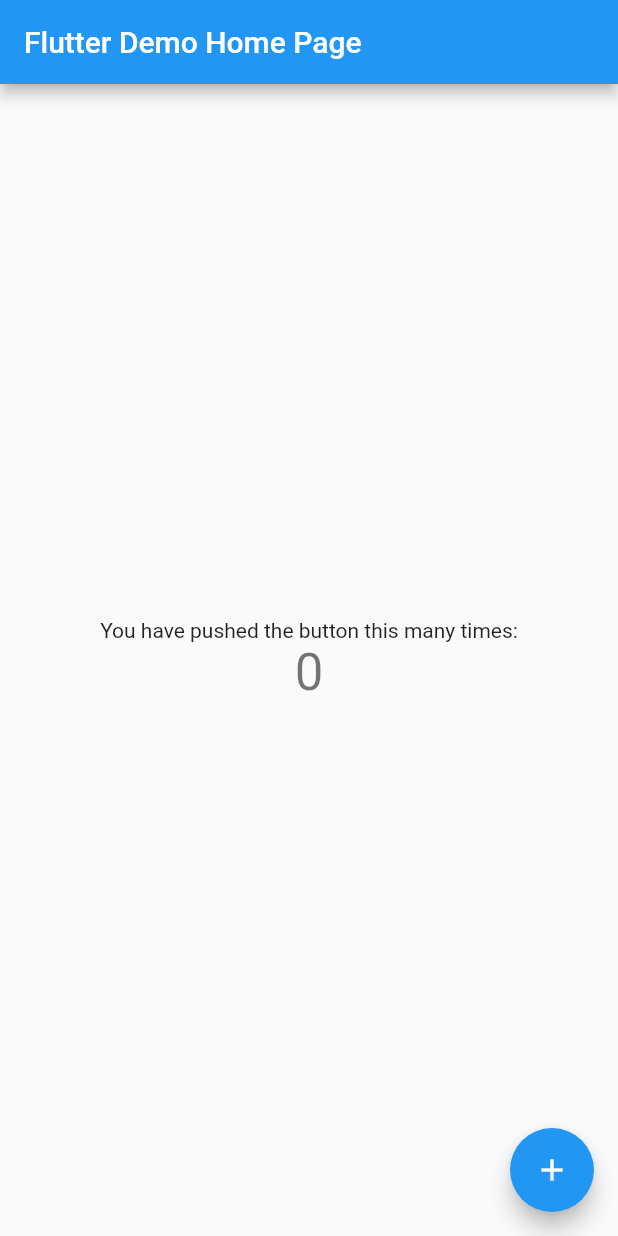
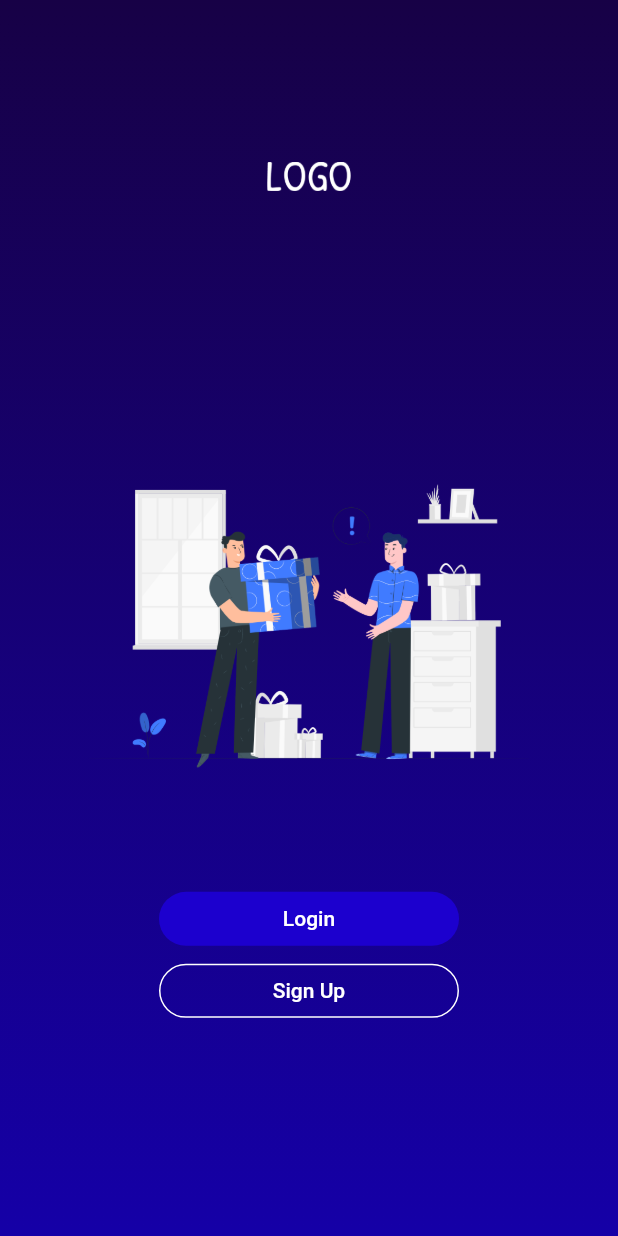
Before and after one commit to marcoleonardini/asap_challenge_cubit, a Flutter app: the screen it shows after launch, on a phone screen of 412 x 824 dp. Run offline on Flutter 3.47's test engine with Material 2 defaults, Android fonts, the light colour scheme and no system bars.

Commit message:
Added Splash & Login

```diff
--- a/lib/main.dart
+++ b/lib/main.dart
@@ -1,4 +1,6 @@
 import 'package:flutter/material.dart';
+import 'package:asap_challenge_cubit/src/core/config/routes.dart';
+import 'package:asap_challenge_cubit/src/ui/screens/splash_screen/splash_screen.dart';
 
 void main() {
   runApp(MyApp());
@@ -9,105 +11,28 @@
   @override
   Widget build(BuildContext context) {
     return MaterialApp(
-      title: 'Flutter Demo',
+      title: 'ASAP Challenge',
+      debugShowCheckedModeBanner: false,
       theme: ThemeData(
-        // This is the theme of your application.
-        //
-        // Try running your application with "flutter run". You'll see the
-        // application has a blue toolbar. Then, without quitting the app, try
-        // changing the primarySwatch below to Colors.green and then invoke
-        // "hot reload" (press "r" in the console where you ran "flutter run",
-        // or simply save your changes to "hot reload" in a Flutter IDE).
-        // Notice that the counter didn't reset back to zero; the application
-        // is not restarted.
         primarySwatch: Colors.blue,
+        buttonTheme: ButtonThemeData(
+          buttonColor: Colors.white, //  <-- dark color
+          textTheme:
+              ButtonTextTheme.primary, //  <-- this auto selects the right color
+        ),
+        textTheme: TextTheme(
+          bodyText1: TextStyle(),
+          bodyText2: TextStyle(),
+          headline2: TextStyle(),
+          headline3: TextStyle(),
+          headline6: TextStyle(),
+        ).apply(
+          bodyColor: Colors.white,
+          displayColor: Colors.white,
+        ),
       ),
-      home: MyHomePage(title: 'Flutter Demo Home Page'),
+      initialRoute: SplasScreen.route,
+      onGenerateRoute: AppRoute.getRoutes,
     );
   }
 }
-
-class MyHomePage extends StatefulWidget {
-  MyHomePage({Key key, this.title}) : super(key: key);
-
-  // This widget is the home page of your application. It is stateful, meaning
-  // that it has a State object (defined below) that contains fields that affect
-  // how it looks.
-
-  // This class is the configuration for the state. It holds the values (in this
-  // case the title) provided by the parent (in this case the App widget) and
-  // used by the build method of the State. Fields in a Widget subclass are
-  // always marked "final".
-
-  final String title;
-
-  @override
-  _MyHomePageState createState() => _MyHomePageState();
-}
-
-class _MyHomePageState extends State<MyHomePage> {
-  int _counter = 0;
-
-  void _incrementCounter() {
-    setState(() {
-      // This call to setState tells the Flutter framework that something has
-      // changed in this State, which causes it to rerun the build method below
-      // so that the display can reflect the updated values. If we changed
-      // _counter without calling setState(), then the build method would not be
-      // called again, and so nothing would appear to happen.
-      _counter++;
-    });
-  }
-
-  @override
-  Widget build(BuildContext context) {
-    // This method is rerun every time setState is called, for instance as done
-    // by the _incrementCounter method above.
-    //
-    // The Flutter framework has been optimized to make rerunning build methods
-    // fast, so that you can just rebuild anything that needs updating rather
-    // than having to individually change instances of widgets.
-    return Scaffold(
-      appBar: AppBar(
-        // Here we take the value from the MyHomePage object that was created by
-        // the App.build method, and use it to set our appbar title.
-        title: Text(widget.title),
-      ),
-      body: Center(
-        // Center is a layout widget. It takes a single child and positions it
-        // in the middle of the parent.
-        child: Column(
-          // Column is also a layout widget. It takes a list of children and
-          // arranges them vertically. By default, it sizes itself to fit its
-          // children horizontally, and tries to be as tall as its parent.
-          //
-          // Invoke "debug painting" (press "p" in the console, choose the
-          // "Toggle Debug Paint" action from the Flutter Inspector in Android
-          // Studio, or the "Toggle Debug Paint" command in Visual Studio Code)
-          // to see the wireframe for each widget.
-          //
-          // Column has various properties to control how it sizes itself and
-          // how it positions its children. Here we use mainAxisAlignment to
-          // center the children vertically; the main axis here is the vertical
-          // axis because Columns are vertical (the cross axis would be
-          // horizontal).
-          mainAxisAlignment: MainAxisAlignment.center,
-          children: <Widget>[
-            Text(
-              'You have pushed the button this many times:',
-            ),
-            Text(
-              '$_counter',
-              style: Theme.of(context).textTheme.headline4,
-            ),
-          ],
-        ),
-      ),
-      floatingActionButton: FloatingActionButton(
-        onPressed: _incrementCounter,
-        tooltip: 'Increment',
-        child: Icon(Icons.add),
-      ), // This trailing comma makes auto-formatting nicer for build methods.
-    );
-  }
-}
--- /dev/null
+++ b/lib/src/core/config/routes.dart
@@ -0,0 +1,18 @@
+import 'package:asap_challenge_cubit/src/ui/screens/login_screen/login_screen.dart';
+import 'package:asap_challenge_cubit/src/ui/screens/splash_screen/splash_screen.dart';
+import 'package:asap_challenge_cubit/src/ui/screens/no_route_screen/no_route.screen.dart';
+import 'package:flutter/material.dart';
+
+class AppRoute {
+  static Route getRoutes(RouteSettings settings) {
+    switch (settings.name) {
+      case SplasScreen.route:
+        return MaterialPageRoute(builder: (context) => SplasScreen());
+      case LoginScreen.route:
+        return MaterialPageRoute(builder: (context) => LoginScreen());
+
+      default:
+        return MaterialPageRoute(builder: (context) => NoRouteScreen());
+    }
+  }
+}
--- /dev/null
+++ b/lib/src/ui/screens/splash_screen/splash_screen.dart
@@ -0,0 +1,87 @@
+import 'package:asap_challenge_cubit/src/ui/screens/login_screen/login_screen.dart';
+import 'package:flutter/foundation.dart';
+import 'package:flutter/material.dart';
+
+class SplasScreen extends StatelessWidget {
+  static const String route = '/';
+
+  @override
+  Widget build(BuildContext context) {
+    return SafeArea(
+      child: Scaffold(
+        body: Container(
+          width: MediaQuery.of(context).size.width,
+          height: MediaQuery.of(context).size.height,
+          decoration: BoxDecoration(
+            gradient: LinearGradient(
+              colors: [Color(0xff170146), Color(0xff1500A7)],
+              end: Alignment.bottomCenter,
+              begin: Alignment.topCenter,
+            ),
+          ),
+          child: Column(
+            // mainAxisAlignment: MainAxisAlignment.spaceAround,
+            children: [
+              Expanded(
+                flex: 2,
+                child: Container(
+                  width: 56,
+                  child: Image.asset('assets/images/logo.png'),
+                ),
+              ),
+              Expanded(
+                flex: 3,
+                child: Container(
+                  child: Image.asset(
+                    'assets/images/gift_pana.png',
+                    fit: BoxFit.cover,
+                  ),
+                ),
+              ),
+              Expanded(
+                flex: 2,
+                child: HomeWidget(),
+              )
+            ],
+          ),
+        ),
+      ),
+    );
+  }
+}
+
+class HomeWidget extends StatelessWidget {
+  const HomeWidget({
+    Key key,
+  }) : super(key: key);
+
+  @override
+  Widget build(BuildContext context) {
+    return Column(
+      children: [
+        SizedBox(
+          width: 200,
+          child: FlatButton(
+            onPressed: () {
+              Navigator.pushNamed(context, LoginScreen.route);
+            },
+            child: Text('Login'),
+            color: Color(0xff1C00CE),
+            textColor: Colors.white,
+            shape: StadiumBorder(),
+          ),
+        ),
+        SizedBox(
+          width: 200,
+          child: OutlineButton(
+            onPressed: () {},
+            child: Text('Sign Up'),
+            textColor: Color(0xffffffff),
+            borderSide: BorderSide(color: Color(0xffffffff)),
+            shape: StadiumBorder(),
+          ),
+        ),
+      ],
+    );
+  }
+}
```
Also changed, not shown: lib/src/ui/screens/home_screen/home_screen.dart (added, +9 -0 lines), lib/src/ui/screens/login_screen/login_screen.dart (added, +181 -0 lines), lib/src/ui/screens/no_route_screen/no_route.screen.dart (added, +12 -0 lines), pubspec.yaml (+3 -22 lines), assets/images/gift_pana.png (added), assets/images/logo.png (added), 1 other file.
